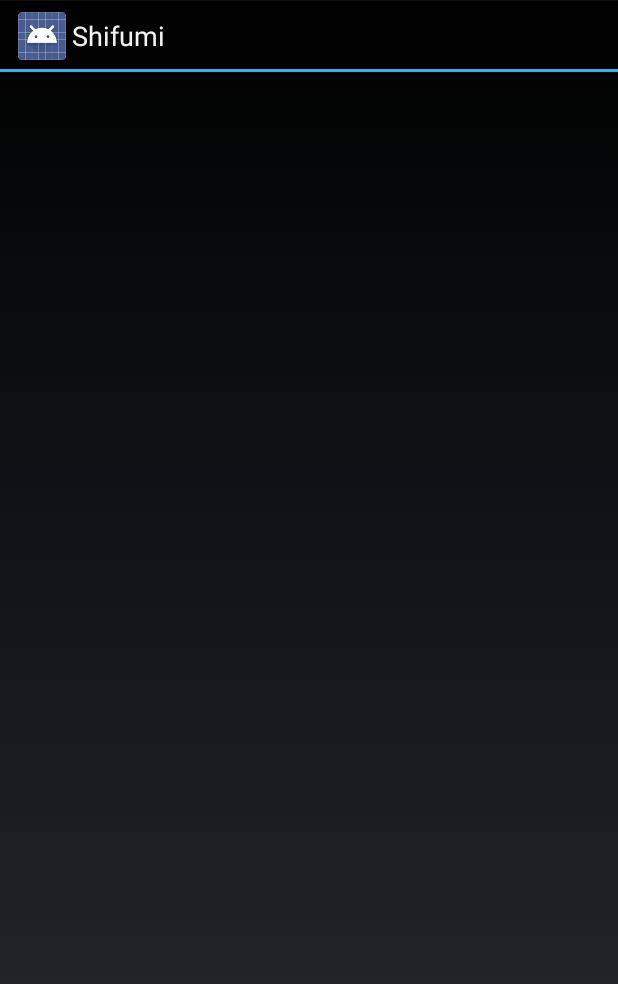
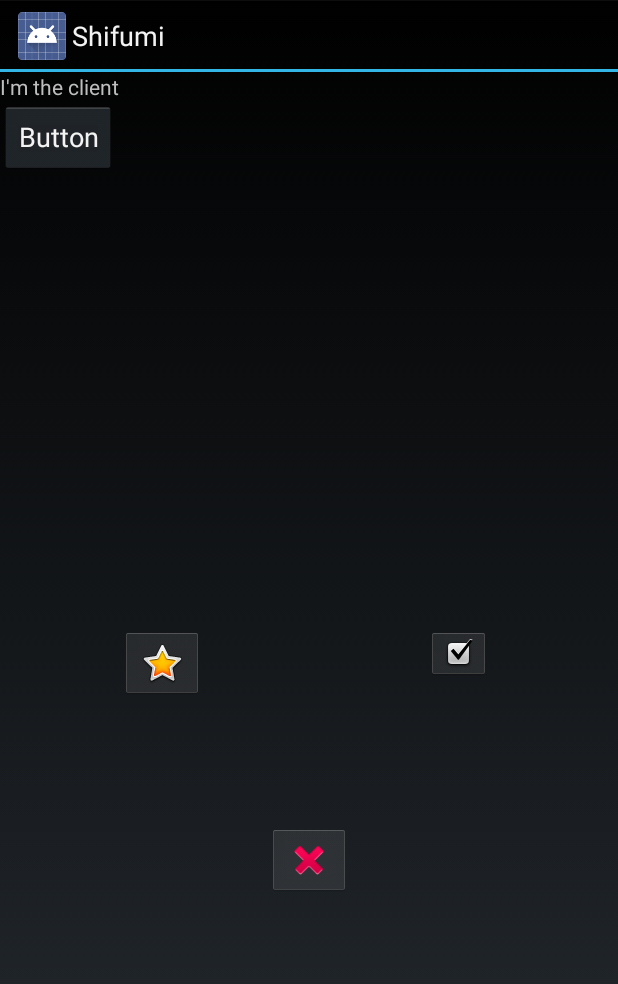
Before and after one commit to qannoufoualid/Shifumi, an Android app: the GameActivity screen opened directly, with no data from a screen before it, on a phone screen of 412 x 824 dp. Shown: the top 984 px of the screen. Run offline under Robolectric (Android 15) with nearby library versions, the light colour scheme and no system bars; 2 statements that could not run were skipped.

Commit message:
Avancés (on espère)

```diff
--- a/app/src/main/java/com/ihm/shifumi/GameActivity.java
+++ b/app/src/main/java/com/ihm/shifumi/GameActivity.java
@@ -3,7 +3,11 @@ package com.ihm.shifumi;
 import android.app.Activity;
 import android.support.v7.app.AppCompatActivity;
 import android.os.Bundle;
+import android.widget.Button;
+import android.widget.ImageButton;
+import android.widget.TextView;
 
+import com.ihm.shifumi.listeners.GameButtonListener;
 import com.ihm.shifumi.players.ClientPlayer;
 import com.ihm.shifumi.players.Player;
 import com.ihm.shifumi.players.ServerPlayer;
@@ -11,18 +15,54 @@ import com.ihm.shifumi.players.ServerPlayer;
 public class GameActivity extends Activity {
 
     private Player player;
+    private boolean server;
+
+    Button btn_play;
+
+    ImageButton btn_scissors;
+    ImageButton btn_stone;
+    ImageButton btn_paper;
 
     @Override
     protected void onCreate(Bundle savedInstanceState) {
         super.onCreate(savedInstanceState);
         setContentView(R.layout.activity_game);
 
-        if(this.getIntent().getExtras().getBoolean("am_I_the_server"))
-            player = new ServerPlayer();
-        else
-            player = new ClientPlayer();
+
+        TextView tv_status = findViewById(R.id.tv_status);
+
+        server = this.getIntent().getExtras().getBoolean("am_I_the_server");
+        if(this.getIntent().getExtras().getBoolean("am_I_the_server")) {
+            player = new ServerPlayer(this);
+            tv_status.setText("I'm the server");
+        }
+        else {
+            player = new ClientPlayer(this);
+            tv_status.setText("I'm the client");
+        }
+
+        // BUTTONS
+         btn_scissors = findViewById(R.id.btn_ciseaux);
+         btn_stone = findViewById(R.id.btn_cailloux);
+         btn_paper = findViewById(R.id.btn_feuille);
+
+         btn_play = findViewById(R.id.btn_play);
+
+        btn_paper.setOnClickListener(new GameButtonListener("paper", player));
+        btn_stone.setOnClickListener(new GameButtonListener("stone", player));
+        btn_scissors.setOnClickListener(new GameButtonListener("coup-coup", player));
+
+        //btn_play.setOnClickListener();
+
+        updateButtonEnabled(false);
+        player.setReady();
+    }
 
 
 
+    public void updateButtonEnabled(boolean activated){
+        btn_paper.setEnabled(activated);
+        btn_scissors.setEnabled(activated);
+        btn_stone.setEnabled(activated);
     }
 }
--- /dev/null
+++ b/app/src/main/java/com/ihm/shifumi/listeners/GameButtonListener.java
@@ -0,0 +1,26 @@
+package com.ihm.shifumi.listeners;
+
+import android.net.wifi.p2p.WifiP2pManager;
+import android.view.View;
+import android.widget.Button;
+
+import com.ihm.shifumi.players.Player;
+
+/**
+ * Created by Fufu on 28/01/2018.
+ */
+
+public class GameButtonListener implements View.OnClickListener {
+
+    private String message;
+    private Player player;
+
+    public GameButtonListener(String message, Player player){
+        this.message = message;
+        this.player = player;
+    }
+
+    @Override
+    public void onClick(View view) {
+    }
+}
--- a/app/src/main/java/com/ihm/shifumi/players/ClientPlayer.java
+++ b/app/src/main/java/com/ihm/shifumi/players/ClientPlayer.java
@@ -1,8 +1,23 @@
 package com.ihm.shifumi.players;
+
+import com.ihm.shifumi.GameActivity;
 
 /**
  * Created by delemazu3u on 26/01/2018.
  */
 
 public class ClientPlayer implements Player {
+
+    private GameActivity activity;
+
+    public ClientPlayer(GameActivity activity){
+        this.activity = activity;
+    }
+
+
+
+    @Override
+    public void setReady() {
+
+    }
 }
--- a/app/src/main/java/com/ihm/shifumi/players/Player.java
+++ b/app/src/main/java/com/ihm/shifumi/players/Player.java
@@ -5,5 +5,5 @@ package com.ihm.shifumi.players;
  */
 
 public interface Player {
-
+    public void setReady();
 }
--- a/app/src/main/java/com/ihm/shifumi/players/ServerPlayer.java
+++ b/app/src/main/java/com/ihm/shifumi/players/ServerPlayer.java
@@ -1,8 +1,65 @@
 package com.ihm.shifumi.players;
+
+import android.os.AsyncTask;
+import android.util.Log;
+import android.widget.Toast;
+
+import com.ihm.shifumi.GameActivity;
+import com.ihm.shifumi.WiFiDirectActivity;
+
+import java.io.IOException;
+import java.io.InputStream;
+import java.net.ServerSocket;
+import java.net.Socket;
 
 /**
  * Created by delemazu3u on 26/01/2018.
  */
 
 public class ServerPlayer implements Player {
+
+    private GameActivity activity;
+
+    public ServerPlayer(GameActivity activity){
+        this.activity = activity;
+    }
+
+    @Override
+    public void setReady() {
+        //ReceiveMessage lol = new ReceiveMessage(activity);
+    }
+
+
+    //===============================================================================
+
+    public static class ReceiveMessage extends AsyncTask {
+
+        private GameActivity activity;
+
+        ReceiveMessage(GameActivity activity){
+            this.activity = activity;
+            Log.i("THREAD !!", "La classe de reception a bien été créée");
+
+        }
+
+        @Override
+        protected Object doInBackground(Object[] objects) {
+            try {
+                Toast.makeText(activity, "Je suis arrivé ici tout seul", Toast.LENGTH_SHORT).show();
+                Log.i("THREAD !!", "Le serveur est prêt à recevoir");
+                ServerSocket serverSocket = new ServerSocket(8888);
+                Socket client = serverSocket.accept();
+
+                InputStream inputstream = client.getInputStream();
+
+
+                Toast.makeText(activity, inputstream.toString(), Toast.LENGTH_SHORT).show();
+                return new Boolean(true);
+
+            } catch (IOException e) {
+                Log.e(WiFiDirectActivity.TAG, e.getMessage());
+                return new Boolean(false);
+            }
+        }//fin doInBackGround
+    }
 }
--- a/app/src/main/res/layout/activity_game.xml
+++ b/app/src/main/res/layout/activity_game.xml
@@ -1,9 +1,57 @@
 <?xml version="1.0" encoding="utf-8"?>
-<LinearLayout xmlns:android="http://schemas.android.com/apk/res/android"
+<RelativeLayout xmlns:android="http://schemas.android.com/apk/res/android"
     xmlns:app="http://schemas.android.com/apk/res-auto"
     xmlns:tools="http://schemas.android.com/tools"
     android:layout_width="match_parent"
     android:layout_height="match_parent"
     tools:context="com.ihm.shifumi.GameActivity">
 
-</LinearLayout>
+    <ImageButton
+        android:id="@+id/btn_feuille"
+        android:layout_width="wrap_content"
+        android:layout_height="wrap_content"
+        android:layout_alignTop="@+id/btn_ciseaux"
+        android:layout_marginEnd="42dp"
+        android:layout_marginRight="42dp"
+        android:layout_toLeftOf="@+id/btn_cailloux"
+        android:layout_toStartOf="@+id/btn_cailloux"
+        android:src="@android:drawable/btn_star_big_on" />
+
+    <ImageButton
+        android:id="@+id/btn_ciseaux"
+        android:layout_width="wrap_content"
+        android:layout_height="wrap_content"
+        android:layout_centerVertical="true"
+        android:layout_marginLeft="50dp"
+        android:layout_marginStart="50dp"
+        android:layout_toEndOf="@+id/btn_cailloux"
+        android:layout_toRightOf="@+id/btn_cailloux"
+        android:src="@android:drawable/checkbox_on_background" />
+
+    <ImageButton
+        android:id="@+id/btn_cailloux"
+        android:layout_width="wrap_content"
+        android:layout_height="wrap_content"
+        android:layout_below="@+id/btn_feuille"
+        android:layout_centerHorizontal="true"
+        android:layout_marginTop="83dp"
+        android:src="@android:drawable/ic_delete" />
+
+    <TextView
+        android:id="@+id/tv_status"
+        android:layout_width="wrap_content"
+        android:layout_height="wrap_content"
+        android:layout_alignParentLeft="true"
+        android:layout_alignParentStart="true"
+        android:layout_alignParentTop="true"
+        android:text="TextView" />
+
+    <Button
+        android:id="@+id/btn_play"
+        android:layout_width="wrap_content"
+        android:layout_height="wrap_content"
+        android:layout_alignParentLeft="true"
+        android:layout_alignParentStart="true"
+        android:layout_below="@+id/tv_status"
+        android:text="Button" />
+</RelativeLayout>
```
